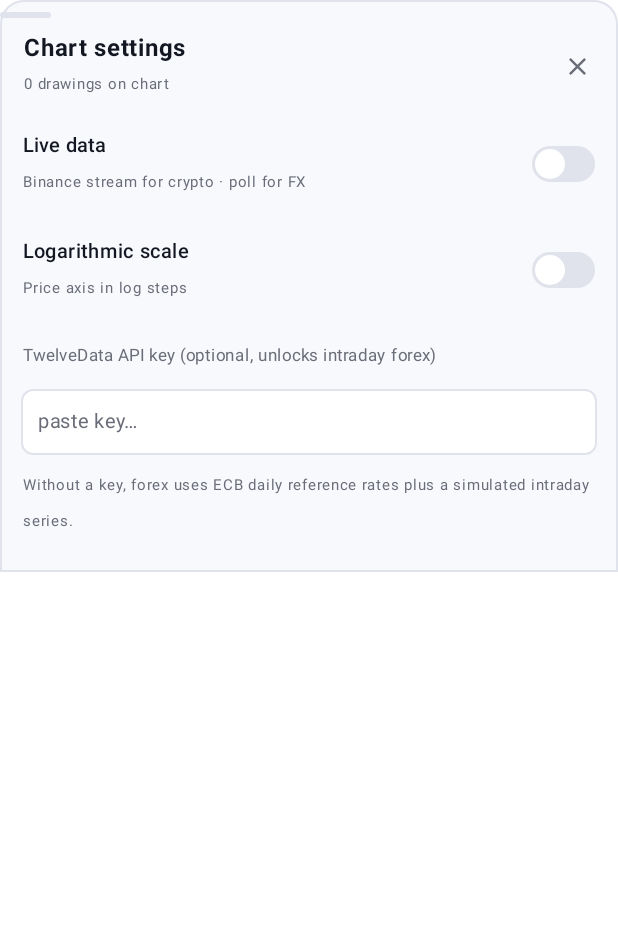
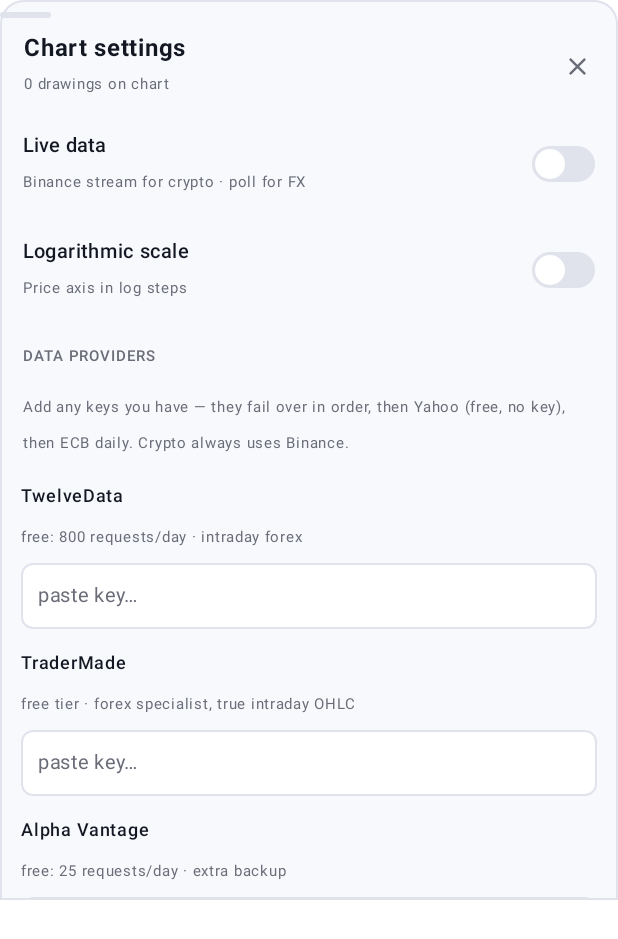
Before and after one commit to ferdausfs/TradeView, an Android app built with Jetpack Compose: the composable SettingsSheet called with empty values, on a phone screen of 412 x 824 dp. Shown: the top 939 px of the screen. Run offline under Robolectric (Android 15) with nearby library versions, the phone set to English and light mode, and no system bars; network calls fail; 1 statement that could not run was skipped.

Commit message:
feat(P2c): multi-provider forex data (TwelveData/TraderMade/AlphaVantage) with failover

```diff
--- a/app/src/main/java/com/ferdausfs/tradeview/domain/model/Instrument.kt
+++ b/app/src/main/java/com/ferdausfs/tradeview/domain/model/Instrument.kt
@@ -20,6 +20,12 @@ enum class Feed {
     /** TwelveData REST when an API key is configured (optional forex upgrade). */
     TWELVEDATA,
 
+    /** TraderMade — forex specialist with a generous free tier. */
+    TRADERMADE,
+
+    /** Alpha Vantage — small free tier (25/day), used as an extra failover step. */
+    ALPHAVANTAGE,
+
     /** Deterministic seeded generator; used until real data is available. */
     DEMO,
 }
--- a/app/src/main/java/com/ferdausfs/tradeview/ui/chart/ChartSheets.kt
+++ b/app/src/main/java/com/ferdausfs/tradeview/ui/chart/ChartSheets.kt
@@ -515,12 +515,12 @@ fun IndicatorSettingsSheet(
 @Composable
 fun SettingsSheet(
     live: Boolean,
-    twelveDataKey: String,
+    keys: Map<String, String>,
     drawingCount: Int,
     logScale: Boolean,
     onLive: (Boolean) -> Unit,
     onLogScale: (Boolean) -> Unit,
-    onKeyChange: (String) -> Unit,
+    onKeyChange: (provider: String, key: String) -> Unit,
     onClearDrawings: () -> Unit,
     onClose: () -> Unit,
 ) {
@@ -529,38 +529,31 @@ fun SettingsSheet(
         Column(modifier = Modifier.verticalScroll(rememberScrollState())) {
             ToggleRow("Live data", "Binance stream for crypto · poll for FX", live) { onLive(it) }
             ToggleRow("Logarithmic scale", "Price axis in log steps", logScale) { onLogScale(it) }
+            SectionLabel("Data providers")
             Text(
-                "TwelveData API key (optional, unlocks intraday forex)",
-                color = t.textMuted,
-                fontSize = 11.sp,
-                modifier = Modifier.padding(horizontal = 15.dp, vertical = 10.dp),
-            )
-            Box(
-                modifier = Modifier
-                    .fillMaxWidth()
-                    .padding(horizontal = 14.dp)
-                    .background(t.background, RoundedCornerShape(8.dp))
-                    .border(1.dp, t.stroke, RoundedCornerShape(8.dp))
-                    .padding(horizontal = 11.dp, vertical = 10.dp),
-            ) {
-                BasicTextField(
-                    value = twelveDataKey,
-                    onValueChange = onKeyChange,
-                    singleLine = true,
-                    textStyle = TextStyle(color = t.text, fontSize = 13.sp, fontFamily = FontFamily.Monospace),
-                    cursorBrush = androidx.compose.ui.graphics.SolidColor(t.accent),
-                    modifier = Modifier.fillMaxWidth(),
-                    decorationBox = { inner ->
-                        if (twelveDataKey.isEmpty()) Text("paste key…", color = t.textMuted, fontSize = 13.sp)
-                        inner()
-                    },
-                )
-            }
-            Text(
-                "Without a key, forex uses ECB daily reference rates plus a simulated intraday series.",
+                "Add any keys you have — they fail over in order, then Yahoo (free, no key), " +
+                    "then ECB daily. Crypto always uses Binance.",
                 color = t.textMuted,
                 fontSize = 10.sp,
-                modifier = Modifier.padding(horizontal = 15.dp, vertical = 8.dp),
+                modifier = Modifier.padding(horizontal = 15.dp, vertical = 6.dp),
+            )
+            KeyField(
+                label = "TwelveData",
+                hint = "free: 800 requests/day · intraday forex",
+                value = keys["twelvedata"].orEmpty(),
+                onChange = { onKeyChange("twelvedata", it) },
+            )
+            KeyField(
+                label = "TraderMade",
+                hint = "free tier · forex specialist, true intraday OHLC",
+                value = keys["tradermade"].orEmpty(),
+                onChange = { onKeyChange("tradermade", it) },
+            )
+            KeyField(
+                label = "Alpha Vantage",
+                hint = "free: 25 requests/day · extra backup",
+                value = keys["alphavantage"].orEmpty(),
+                onChange = { onKeyChange("alphavantage", it) },
             )
             if (drawingCount > 0) {
                 TvSecondaryButton(
@@ -570,6 +563,41 @@ fun SettingsSheet(
                 )
             }
             Spacer(Modifier.height(14.dp))
+        }
+    }
+}
+
+@Composable
+private fun KeyField(label: String, hint: String, value: String, onChange: (String) -> Unit) {
+    val t = LocalTokens.current
+    Column(modifier = Modifier.padding(horizontal = 14.dp, vertical = 5.dp)) {
+        Text(
+            label,
+            color = t.text,
+            fontSize = 12.sp,
+            fontWeight = FontWeight.SemiBold,
+            modifier = Modifier.padding(bottom = 3.dp),
+        )
+        Text(hint, color = t.textMuted, fontSize = 10.sp, modifier = Modifier.padding(bottom = 5.dp))
+        Box(
+            modifier = Modifier
+                .fillMaxWidth()
+                .background(t.background, RoundedCornerShape(8.dp))
+                .border(1.dp, t.stroke, RoundedCornerShape(8.dp))
+                .padding(horizontal = 11.dp, vertical = 10.dp),
+        ) {
+            BasicTextField(
+                value = value,
+                onValueChange = onChange,
+                singleLine = true,
+                textStyle = TextStyle(color = t.text, fontSize = 13.sp, fontFamily = FontFamily.Monospace),
+                cursorBrush = androidx.compose.ui.graphics.SolidColor(t.accent),
+                modifier = Modifier.fillMaxWidth(),
+                decorationBox = { inner ->
+                    if (value.isEmpty()) Text("paste key…", color = t.textMuted, fontSize = 13.sp)
+                    inner()
+                },
+            )
         }
     }
 }
```
Also changed, not shown: app/src/main/java/com/ferdausfs/tradeview/data/AlphaVantageSource.kt (added, +67 -0 lines), app/src/main/java/com/ferdausfs/tradeview/data/HistoryRepository.kt (+42 -22 lines), app/src/main/java/com/ferdausfs/tradeview/data/Settings.kt (+27 -2 lines), app/src/main/java/com/ferdausfs/tradeview/data/TraderMadeSource.kt (added, +86 -0 lines), app/src/main/java/com/ferdausfs/tradeview/ui/chart/ChartScreen.kt (+6 -2 lines), app/src/main/java/com/ferdausfs/tradeview/ui/chart/ChartViewModel.kt (+8 -4 lines), 1 other file.
